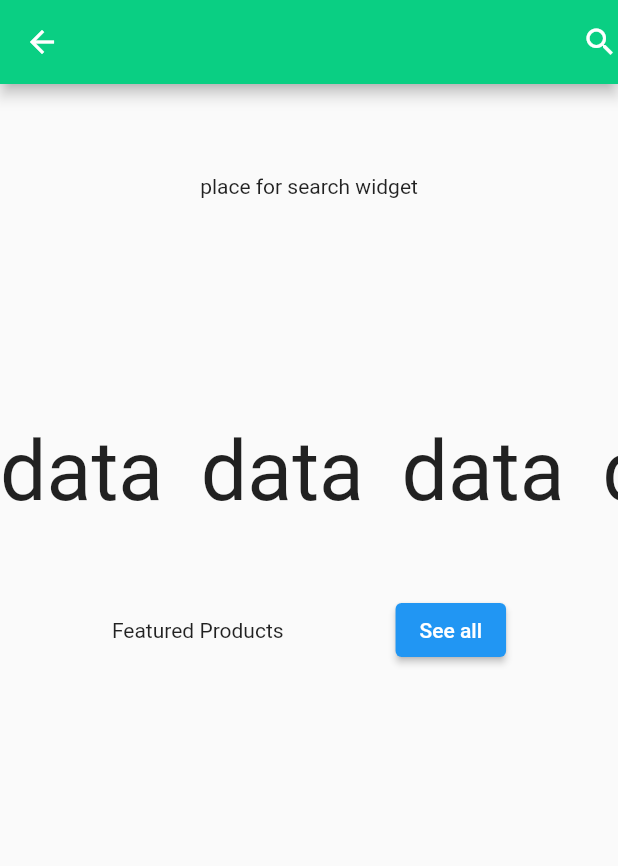
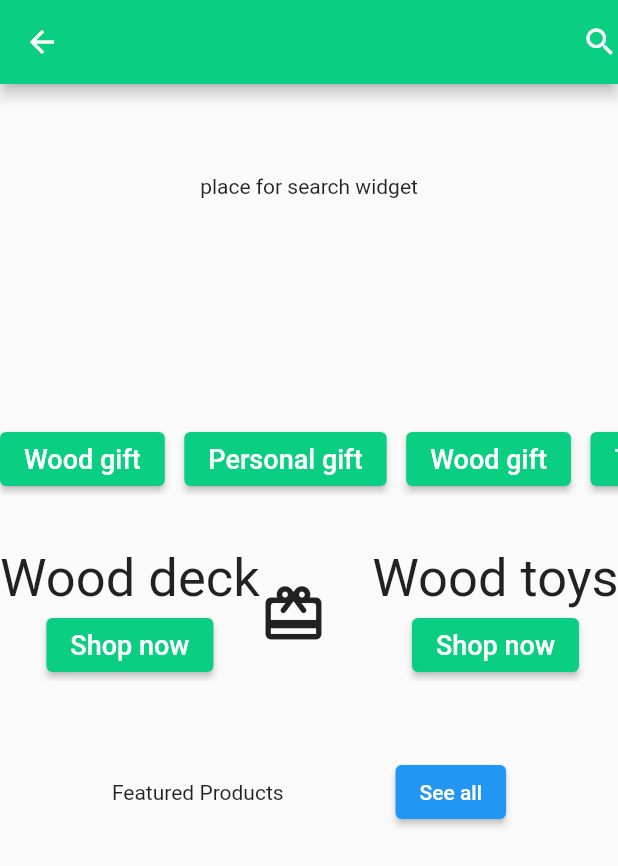
Before and after one commit to VladKodletov/ecom_705_original_gifts, a Flutter app: the MainScreen screen opened directly, on a phone screen of 412 x 824 dp. Shown: the top 866 px of the screen. Run offline on Flutter 3.47's test engine with Material 2 defaults, Android fonts, the phone set to English and light mode, and no system bars.

Commit message:
add widget _UnderCategoryCard

```diff
--- a/lib/screens/mainscreen.dart
+++ b/lib/screens/mainscreen.dart
@@ -1,6 +1,4 @@
 // ignore_for_file: prefer_const_constructors
-
-import 'package:flutter/cupertino.dart';
 
 import 'profile.dart';
 import 'package:flutter/material.dart';
@@ -38,54 +36,56 @@ class MainScreen extends StatelessWidget {
           ),
           Column(
             children: [
-              Row(),
               SingleChildScrollView(
                 scrollDirection: Axis.horizontal,
                 child: Row(
                   children: const [
-                    Text(
-                      'data',
-                      style: TextStyle(fontSize: 55),
+                    _CategoryText(
+                      nameCategory: 'Wood gift',
                     ),
-                    SizedBox(width: 25,),
-                    Text(
-                      'data',
-                      style: TextStyle(fontSize: 55),
+                    Padding(
+                      padding: EdgeInsetsDirectional.only(end: 13),
                     ),
-                    SizedBox(width: 25,),
-                    Text(
-                      'data',
-                      style: TextStyle(fontSize: 55),
+                    _CategoryText(
+                      nameCategory: 'Personal gift',
                     ),
-                    SizedBox(width: 25,),
-                    Text(
-                      'data',
-                      style: TextStyle(fontSize: 55),
+                    Padding(
+                      padding: EdgeInsetsDirectional.only(end: 13),
                     ),
-                    SizedBox(width: 25,),
-                    Text(
-                      'data',
-                      style: TextStyle(fontSize: 55),
+                    _CategoryText(
+                      nameCategory: 'Wood gift',
                     ),
-                    SizedBox(width: 25,),
-                    Text(
-                      'data',
-                      style: TextStyle(fontSize: 55),
+                    Padding(
+                      padding: EdgeInsetsDirectional.only(end: 13),
                     ),
-                    SizedBox(width: 25,),
-                    Text(
-                      'data',
-                      style: TextStyle(fontSize: 55),
+                    _CategoryText(
+                      nameCategory: 'Tea cup',
                     ),
-                    SizedBox(width: 25,),
-                    Text(
-                      'data',
-                      style: TextStyle(fontSize: 55),
+                  ],
+                ),
+              ),
+              SizedBox(height: 35),
+              SingleChildScrollView(
+                scrollDirection: Axis.horizontal,
+                child: Row(
+                  children: const [
+                    _UnderCategoryCard(
+                      nameUnderCategory: 'Wood deck',
+                      nameIcon: Icons.wallet_giftcard_rounded,
                     ),
-                    SizedBox(width: 25,),
-                    Text(
-                      'data',
-                      style: TextStyle(fontSize: 55),
+                    SizedBox(
+                      height: 50,
+                    ),
+                    _UnderCategoryCard(
+                      nameUnderCategory: 'Wood toys',
+                      nameIcon: Icons.toys_outlined,
+                    ),
+                    SizedBox(
+                      height: 50,
+                    ),
+                    _UnderCategoryCard(
+                      nameUnderCategory: 'Wood picture',
+                      nameIcon: Icons.photo_size_select_actual_outlined,
                     ),
                   ],
                 ),
@@ -100,7 +100,7 @@ class MainScreen extends StatelessWidget {
                   ElevatedButton(
                     onPressed: () {},
                     child: Text('See all'),
-                  )
+                  ),
                 ],
               ),
             ],
@@ -182,3 +182,67 @@ class _MainPageState extends State<MainPage> {
     );
   }
 }
+
+class _CategoryText extends StatelessWidget {
+  final String nameCategory;
+
+  const _CategoryText({required this.nameCategory});
+
+  @override
+  Widget build(BuildContext context) {
+    return ElevatedButton(
+      style: ButtonStyle(
+        backgroundColor: MaterialStateProperty.all(
+          Color(0xFF0ACF83),
+        ),
+      ),
+      onPressed: () {},
+      child: Text(
+        nameCategory,
+        style: TextStyle(fontSize: 18),
+      ),
+    );
+  }
+}
+
+class _UnderCategoryCard extends StatelessWidget {
+  final String nameUnderCategory;
+  final IconData nameIcon;
+
+  const _UnderCategoryCard(
+      {required this.nameUnderCategory, required this.nameIcon});
+
+  @override
+  Widget build(BuildContext context) {
+    return Container(
+
+      child: Row(
+        children: [
+          Column(
+            children: [
+              Text(nameUnderCategory, style: TextStyle(fontSize: 35),),
+              Row(
+                children: [
+                  ElevatedButton(
+                    style: ButtonStyle(
+                      backgroundColor: MaterialStateProperty.all(
+                        Color(0xFF0ACF83),
+                      ),
+                    ),
+                    onPressed: () {},
+                    child: Text(
+                      'Shop now',
+                      style: TextStyle(fontSize: 18),
+                    ),
+                  ),
+                ],
+              ),
+            ],
+          ),
+          Icon(nameIcon, size: 45,),
+          SizedBox(width: 30,)
+        ],
+      ),
+    );
+  }
+}
```
Also changed, not shown: textcourse/Lazyload_actionsfor.dart (+7 -0 lines).
